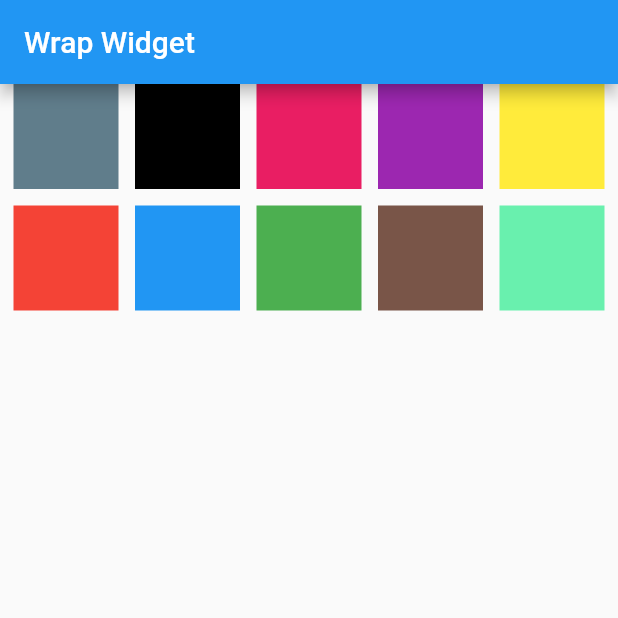
After one commit to Taiyob/Flutter, a Flutter app: the WrapWidget screen opened directly, on a phone screen of 412 x 824 dp, the top half of it. The commit adds this screen. Run offline on Flutter 3.47's test engine with Material 2 defaults, Android fonts, the phone set to English and light mode, and no system bars.

Commit message:
Grid, CallBack, Custom Widget......

```diff
--- a/lib/customNewWidget.dart
+++ b/lib/customNewWidget.dart
@@ -34,7 +34,7 @@ class CustomNewWidgetState extends State<CustomNewWidget>{
   Widget build(BuildContext context) {
     return Scaffold(
           appBar: AppBar(
-            title: Text('Title'),
+            title: Text('Custom New Widget'),
           ),
       body: Center(
         child: Column(
@@ -43,10 +43,11 @@ class CustomNewWidgetState extends State<CustomNewWidget>{
             Container(
               width: 150,
               height: 50,
-              child: RoundedButton(btnName: 'Play', icon: Icon(Icons.play_arrow),
+              child: RoundedButton(
+                btnName: 'Play', icon: Icon(Icons.play_arrow),
                 callback: (){
                 print('Login');
-              },
+                },
                 textStyle: mTextstyle21(),
               ),
             ),
@@ -56,7 +57,8 @@ class CustomNewWidgetState extends State<CustomNewWidget>{
             Container(
               width: 150,
               height: 50,
-              child: RoundedButton(btnName: 'Press',
+              child: RoundedButton(
+                btnName: 'Press',
                 callback: (){
                   print('Login');
                 },
--- a/lib/widgets/rounded_btn.dart
+++ b/lib/widgets/rounded_btn.dart
@@ -7,9 +7,8 @@ class RoundedButton extends StatelessWidget{
   final Color? bgColor;
   final TextStyle? textStyle;
   final VoidCallback? callback;
-
-
-  RoundedButton({
+  RoundedButton(
+    {
       required this.btnName,
       this.icon,
       this.bgColor = Colors.blue,
--- /dev/null
+++ b/lib/wrap_widget.dart
@@ -0,0 +1,106 @@
+import 'package:flutter/cupertino.dart';
+import 'package:flutter/material.dart';
+
+void main(){
+  runApp(SmallApps());
+}
+
+class SmallApps extends StatelessWidget{
+  @override
+  Widget build(BuildContext context) {
+    return MaterialApp(
+      title: 'Text',
+      theme: ThemeData(
+        primarySwatch: Colors.cyan,
+      ),
+      home: WrapWidget(),
+    );
+  }
+
+}
+
+class WrapWidget extends StatefulWidget{
+  @override
+  State<StatefulWidget> createState() {
+    return WrapWidgetStates();
+  }
+
+}
+
+class WrapWidgetStates extends State<WrapWidget>{
+  @override
+  Widget build(BuildContext context) {
+    return Scaffold(
+      appBar: AppBar(
+        title: Text('Wrap Widget'),
+      ),
+      body:
+        //SingleChildScrollView(
+        //scrollDirection: Axis.horizontal,
+        //child:
+          Container(
+            width: double.infinity,
+            child: Wrap(
+              //direction: Axis.vertical,
+              alignment: WrapAlignment.center,
+            spacing: 11,
+            runSpacing: 11,
+            children: [
+              Container(
+                height: 70,
+                width: 70,
+                color: Colors.blueGrey,
+              ),
+              Container(
+                height: 70,
+                width: 70,
+                color: Colors.black,
+              ),
+              Container(
+                height: 70,
+                width: 70,
+                color: Colors.pink,
+              ),
+              Container(
+                height: 70,
+                width: 70,
+                color: Colors.purple,
+              ),
+              Container(
+                height: 70,
+                width: 70,
+                color: Colors.yellow,
+              ),
+              Container(
+                height: 70,
+                width: 70,
+                color: Colors.red,
+              ),
+              Container(
+                height: 70,
+                width: 70,
+                color: Colors.blue,
+              ),
+              Container(
+                height: 70,
+                width: 70,
+                color: Colors.green,
+              ),
+              Container(
+                height: 70,
+                width: 70,
+                color: Colors.brown,
+              ),
+              Container(
+                height: 70,
+                width: 70,
+                color: Colors.greenAccent,
+              ),
+            ],
+        ),
+          ),
+      //),
+    );
+  }
+
+}
--- a/pubspec.yaml
+++ b/pubspec.yaml
@@ -35,6 +35,7 @@ dependencies:
   # The following adds the Cupertino Icons font to your application.
   # Use with the CupertinoIcons class for iOS style icons.
   cupertino_icons: ^1.0.2
+  font_awesome_flutter: ^10.5.0
 
 dev_dependencies:
   flutter_test:
```
Also changed, not shown: lib/icon_widget.dart (added, +45 -0 lines), lib/rich_text_widget.dart (added, +82 -0 lines), lib/sizeBox_widget.dart (added, +81 -0 lines). Lines whose indentation alone changed are shown as unchanged.
